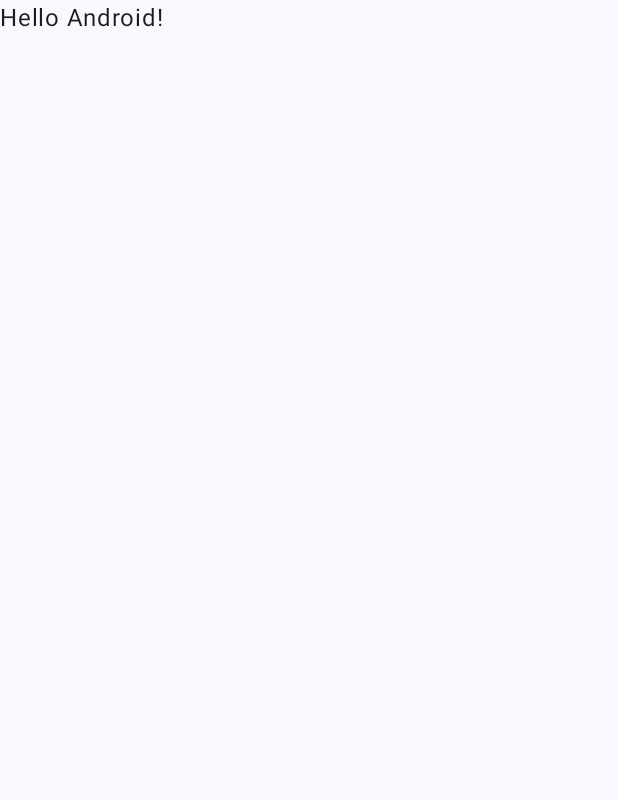
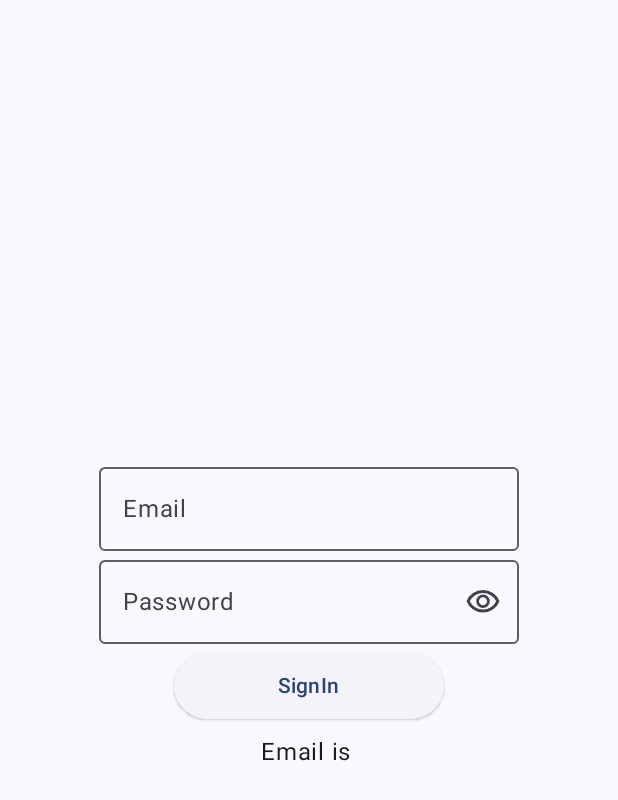
Before and after one commit to KarthikReddy183/ELFLOW, an Android app built with Jetpack Compose: the screen it shows after launch (MainActivity), on a phone screen of 412 x 824 dp. Before the commit the part shown is almost empty. Shown: the top 800 px of the screen. Run offline under Robolectric (Android 15) with nearby library versions, the phone set to English and light mode, and no system bars.

Commit message:
Add shared preferences
Added Login screen
Added shared preferences to save user credentials.

```diff
--- a/app/build.gradle.kts
+++ b/app/build.gradle.kts
@@ -48,6 +48,7 @@ dependencies {
     implementation(libs.androidx.ui)
     implementation(libs.androidx.ui.graphics)
     implementation(libs.androidx.ui.tooling.preview)
+    implementation(libs.androidx.datastore)
     implementation(libs.androidx.material3)
     testImplementation(libs.junit)
     androidTestImplementation(libs.androidx.junit)
--- a/app/src/main/java/com/android/elflow/MainActivity.kt
+++ b/app/src/main/java/com/android/elflow/MainActivity.kt
@@ -7,10 +7,8 @@ import androidx.activity.enableEdgeToEdge
 import androidx.compose.foundation.layout.fillMaxSize
 import androidx.compose.foundation.layout.padding
 import androidx.compose.material3.Scaffold
-import androidx.compose.material3.Text
-import androidx.compose.runtime.Composable
 import androidx.compose.ui.Modifier
-import androidx.compose.ui.tooling.preview.Preview
+import com.android.elflow.ui.screen.LoginScreen
 import com.android.elflow.ui.theme.ELFLOWTheme
 
 class MainActivity : ComponentActivity() {
@@ -20,28 +18,9 @@ class MainActivity : ComponentActivity() {
         setContent {
             ELFLOWTheme {
                 Scaffold(modifier = Modifier.fillMaxSize()) { innerPadding ->
-                    Greeting(
-                        name = "Android",
-                        modifier = Modifier.padding(innerPadding)
-                    )
+                    LoginScreen(modifier = Modifier.padding(innerPadding))
                 }
             }
         }
     }
 }
-
-@Composable
-fun Greeting(name: String, modifier: Modifier = Modifier) {
-    Text(
-        text = "Hello $name!",
-        modifier = modifier
-    )
-}
-
-@Preview(showBackground = true)
-@Composable
-fun GreetingPreview() {
-    ELFLOWTheme {
-        Greeting("Android")
-    }
-}
--- /dev/null
+++ b/app/src/main/java/com/android/elflow/data/UserDetails.kt
@@ -0,0 +1,6 @@
+package com.android.elflow.data
+
+data class UserDetails(
+    val email: String,
+    val password: String
+)
--- /dev/null
+++ b/app/src/main/java/com/android/elflow/repository/PreferencesManager.kt
@@ -0,0 +1,27 @@
+package com.android.elflow.repository
+
+import android.content.Context
+import android.content.SharedPreferences
+import androidx.core.content.edit
+
+class PreferencesManager(context: Context) {
+
+    companion object {
+        const val KEY_USER_EMAIL = "email"
+        const val KEY_PREFERENCES = "prefs"
+    }
+
+
+    private val sharedPreferences: SharedPreferences =
+        context.getSharedPreferences(KEY_PREFERENCES, Context.MODE_PRIVATE)
+
+    fun saveEmail(email:String){
+        sharedPreferences.edit { putString(KEY_USER_EMAIL, email) }
+    }
+
+    fun getEmail(): String{
+        return sharedPreferences.getString(KEY_USER_EMAIL, "") ?: ""
+    }
+
+
+}
--- /dev/null
+++ b/app/src/main/java/com/android/elflow/ui/screen/LoginScreen.kt
@@ -0,0 +1,126 @@
+package com.android.elflow.ui.screen
+
+import androidx.compose.foundation.layout.Arrangement
+import androidx.compose.foundation.layout.Column
+import androidx.compose.foundation.layout.fillMaxSize
+import androidx.compose.foundation.layout.height
+import androidx.compose.foundation.layout.padding
+import androidx.compose.foundation.layout.width
+import androidx.compose.foundation.text.KeyboardOptions
+import androidx.compose.material3.ElevatedButton
+import androidx.compose.material3.Icon
+import androidx.compose.material3.IconButton
+import androidx.compose.material3.OutlinedTextField
+import androidx.compose.material3.Text
+import androidx.compose.runtime.Composable
+import androidx.compose.runtime.getValue
+import androidx.compose.runtime.mutableStateOf
+import androidx.compose.runtime.remember
+import androidx.compose.runtime.saveable.rememberSaveable
+import androidx.compose.runtime.setValue
+import androidx.compose.ui.Alignment
+import androidx.compose.ui.Modifier
+import androidx.compose.ui.platform.LocalContext
+import androidx.compose.ui.res.painterResource
+import androidx.compose.ui.res.stringResource
+import androidx.compose.ui.text.input.KeyboardType
+import androidx.compose.ui.text.input.PasswordVisualTransformation
+import androidx.compose.ui.text.input.VisualTransformation
+import androidx.compose.ui.tooling.preview.Preview
+import androidx.compose.ui.unit.dp
+import com.android.elflow.R
+import com.android.elflow.repository.PreferencesManager
+
+
+@Preview
+@Composable
+fun LoginScreen(modifier: Modifier = Modifier) {
+
+    val context = LocalContext.current
+    val preferencesManager = remember { PreferencesManager(context) }
+
+    var emailValue by rememberSaveable { mutableStateOf("") }
+    var updatedData by rememberSaveable { mutableStateOf(preferencesManager.getEmail()) }
+
+    Column(
+        modifier.fillMaxSize(),
+        verticalArrangement = Arrangement.Center,
+        horizontalAlignment = Alignment.CenterHorizontally
+    ) {
+        TextFieldComposable("Email", emailValue, onEmailChange = { emailValue = it })
+        PasswordTextFieldComposable()
+        ButtonComposable(stringResource(R.string.signin_btn), {
+            preferencesManager.saveEmail(emailValue)
+            updatedData = preferencesManager.getEmail()
+        })
+        BasicText("Email is $updatedData")
+    }
+}
+
+
+@Composable
+fun TextFieldComposable(
+    placeHolder: String,
+    email: String,
+    onEmailChange: (String) -> Unit,
+    modifier: Modifier = Modifier
+) {
+    OutlinedTextField(
+        value = email,
+        onValueChange = onEmailChange,
+        modifier = modifier.padding(bottom = 6.dp),
+        placeholder = { Text(text = placeHolder) })
+}
+
+@Composable
+fun BasicText(value: String, modifier: Modifier = Modifier) {
+    Text(
+        text = value, modifier = modifier
+            .padding(top = 10.dp)
+    )
+}
+
+@Composable
+fun ButtonComposable(buttonText: String, clickEvent: () -> Unit, modifier: Modifier = Modifier) {
+
+    //ToDo on click of the button email & password should get saved & user should navigate to next screen.
+    ElevatedButton(
+        onClick = clickEvent,
+        modifier = modifier
+            .width(180.dp)
+            .height(50.dp)
+            .padding(top = 6.dp)
+    ) {
+        Text(text = buttonText)
+    }
+}
+
+
+@Composable
+fun PasswordTextFieldComposable(modifier: Modifier = Modifier) {
+    var passwordValue by rememberSaveable { mutableStateOf("") }
+    var passwordVisibility by rememberSaveable { mutableStateOf(false) }
+
+    val icon =
+        if (!passwordVisibility)
+            painterResource(id = R.drawable.visibility_on)
+        else painterResource(
+            id = R.drawable.visibility_secure
+        )
+    OutlinedTextField(
+        value = passwordValue,
+        onValueChange = { passwordValue = it },
+        placeholder = { Text(text = stringResource(R.string.password_placeholder)) },
+        trailingIcon = {
+            IconButton(onClick = { passwordVisibility = !passwordVisibility }) {
+                Icon(
+                    painter = icon,
+                    contentDescription = stringResource(R.string.pwd_visibility)
+                )
+            }
+        },
+        keyboardOptions = KeyboardOptions(keyboardType = KeyboardType.Password),
+        visualTransformation = if (!passwordVisibility) VisualTransformation.None
+        else PasswordVisualTransformation()
+    )
+}
--- /dev/null
+++ b/app/src/main/res/drawable/visibility_on.xml
@@ -0,0 +1,9 @@
+<vector xmlns:android="http://schemas.android.com/apk/res/android"
+    android:width="24dp"
+    android:height="24dp"
+    android:viewportWidth="960"
+    android:viewportHeight="960">
+  <path
+      android:pathData="M480,640q75,0 127.5,-52.5T660,460q0,-75 -52.5,-127.5T480,280q-75,0 -127.5,52.5T300,460q0,75 52.5,127.5T480,640ZM480,568q-45,0 -76.5,-31.5T372,460q0,-45 31.5,-76.5T480,352q45,0 76.5,31.5T588,460q0,45 -31.5,76.5T480,568ZM480,760q-146,0 -266,-81.5T40,460q54,-137 174,-218.5T480,160q146,0 266,81.5T920,460q-54,137 -174,218.5T480,760ZM480,460ZM480,680q113,0 207.5,-59.5T832,460q-50,-101 -144.5,-160.5T480,240q-113,0 -207.5,59.5T128,460q50,101 144.5,160.5T480,680Z"
+      android:fillColor="#1f1f1f"/>
+</vector>
--- /dev/null
+++ b/app/src/main/res/drawable/visibility_secure.xml
@@ -0,0 +1,9 @@
+<vector xmlns:android="http://schemas.android.com/apk/res/android"
+    android:width="24dp"
+    android:height="24dp"
+    android:viewportWidth="960"
+    android:viewportHeight="960">
+  <path
+      android:pathData="m644,532 l-58,-58q9,-47 -27,-88t-93,-32l-58,-58q17,-8 34.5,-12t37.5,-4q75,0 127.5,52.5T660,460q0,20 -4,37.5T644,532ZM772,658 L714,602q38,-29 67.5,-63.5T832,460q-50,-101 -143.5,-160.5T480,240q-29,0 -57,4t-55,12l-62,-62q41,-17 84,-25.5t90,-8.5q151,0 269,83.5T920,460q-23,59 -60.5,109.5T772,658ZM792,904L624,738q-35,11 -70.5,16.5T480,760q-151,0 -269,-83.5T40,460q21,-53 53,-98.5t73,-81.5L56,168l56,-56 736,736 -56,56ZM222,336q-29,26 -53,57t-41,67q50,101 143.5,160.5T480,680q20,0 39,-2.5t39,-5.5l-36,-38q-11,3 -21,4.5t-21,1.5q-75,0 -127.5,-52.5T300,460q0,-11 1.5,-21t4.5,-21l-84,-82ZM541,429ZM390,504Z"
+      android:fillColor="#1f1f1f"/>
+</vector>
--- a/app/src/main/res/values/strings.xml
+++ b/app/src/main/res/values/strings.xml
@@ -1,3 +1,6 @@
 <resources>
     <string name="app_name">ELFLOW</string>
+    <string name="signin_btn">SignIn</string>
+    <string name="password_placeholder">Password</string>
+    <string name="pwd_visibility">password visibility</string>
 </resources>
--- a/gradle/libs.versions.toml
+++ b/gradle/libs.versions.toml
@@ -8,6 +8,7 @@ espressoCore = "3.6.1"
 lifecycleRuntimeKtx = "2.9.0"
 activityCompose = "1.10.1"
 composeBom = "2024.09.00"
+dataStore = "1.0.0"
 
 [libraries]
 androidx-core-ktx = { group = "androidx.core", name = "core-ktx", version.ref = "coreKtx" }
@@ -24,6 +25,7 @@ androidx-ui-tooling-preview = { group = "androidx.compose.ui", name = "ui-toolin
 androidx-ui-test-manifest = { group = "androidx.compose.ui", name = "ui-test-manifest" }
 androidx-ui-test-junit4 = { group = "androidx.compose.ui", name = "ui-test-junit4" }
 androidx-material3 = { group = "androidx.compose.material3", name = "material3" }
+androidx-datastore = {group ="androidx.datastore", name = "datastore-preferences", version.ref = "dataStore"}
 
 [plugins]
 android-application = { id = "com.android.application", version.ref = "agp" }
```
